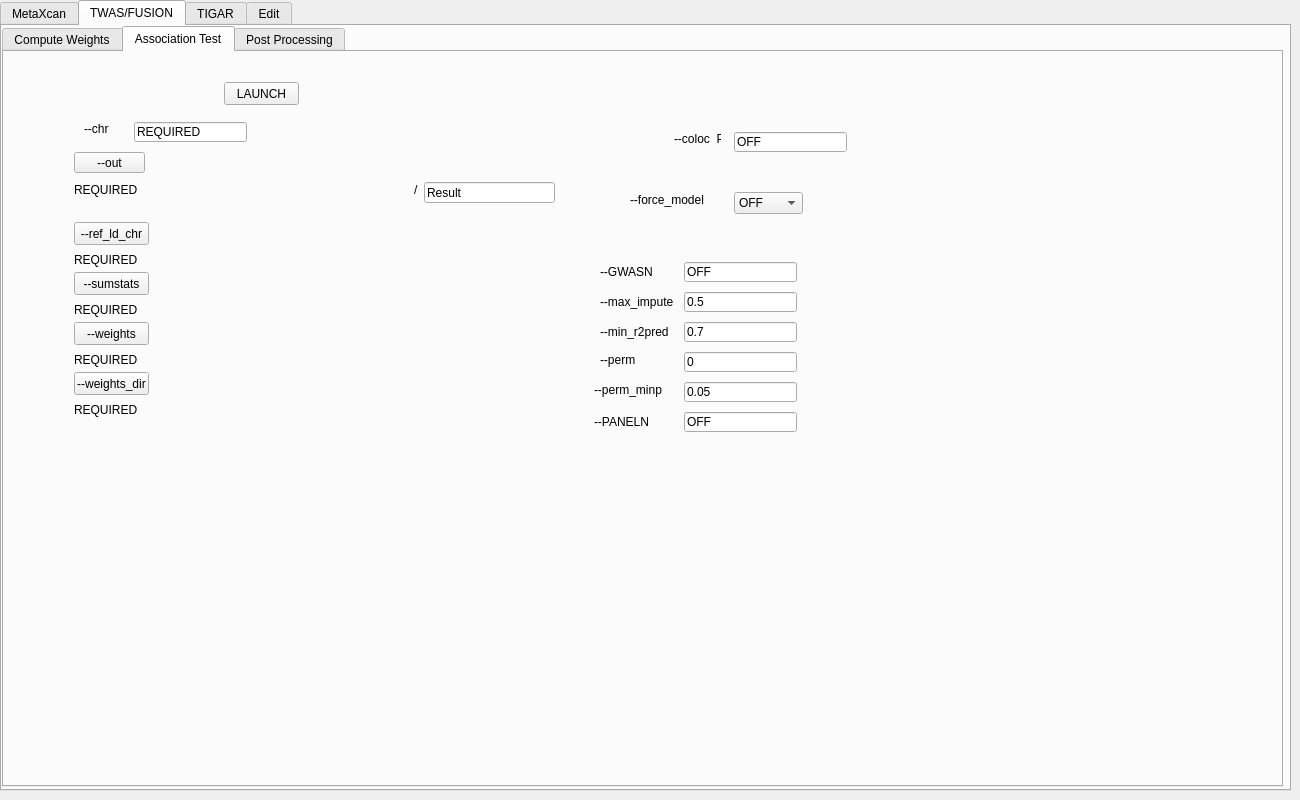
First picture: the form in view/App_View.ui, repository sgrzegorz/imputation_methods_comparison, before the edit.
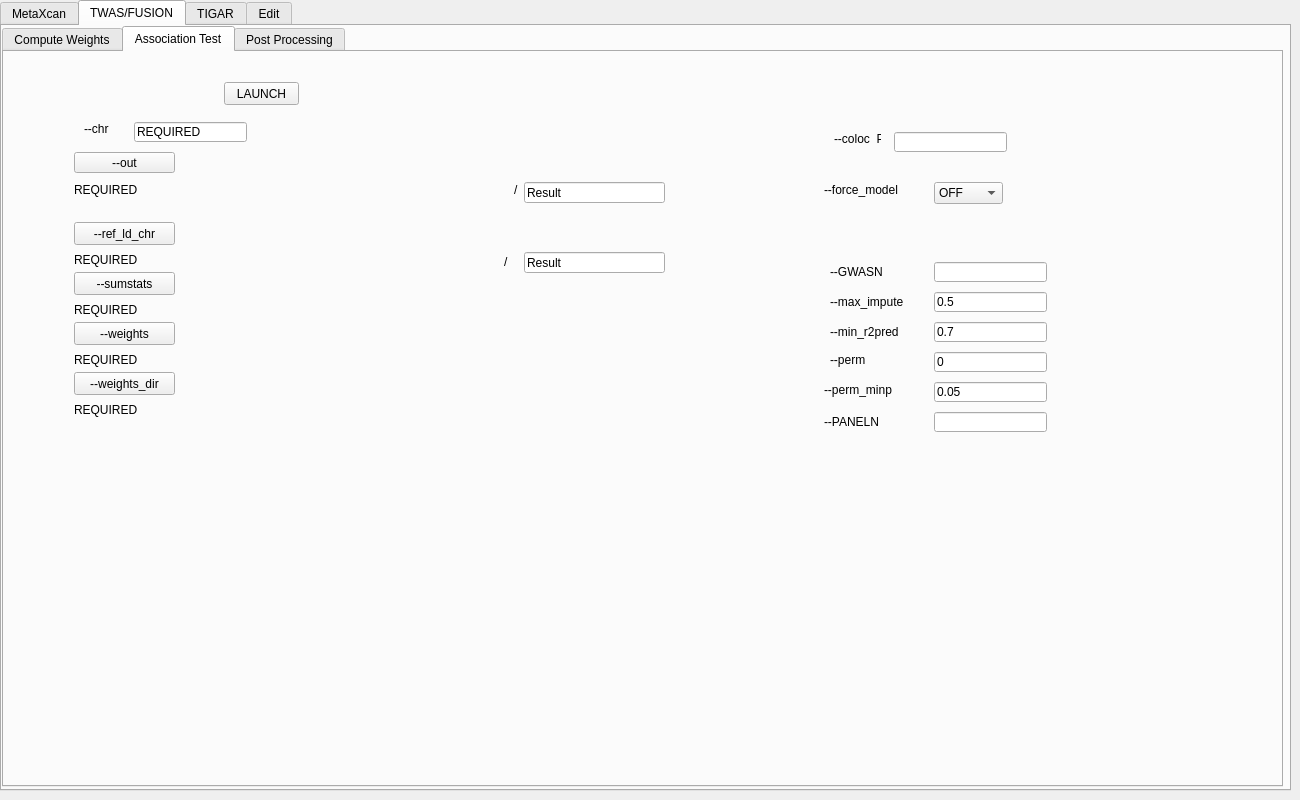
Second picture: the form after the edit. The open tabs and pages were chosen to show the change.

Commit message: repaired Fusion/Association Test

What changed in the file:
```diff
--- a/view/App_View.ui
+++ b/view/App_View.ui
@@ -3383,7 +3383,7 @@
          <rect>
           <x>70</x>
           <y>170</y>
-          <width>75</width>
+          <width>101</width>
           <height>23</height>
          </rect>
         </property>
@@ -3396,7 +3396,7 @@
          <rect>
           <x>70</x>
           <y>220</y>
-          <width>75</width>
+          <width>101</width>
           <height>23</height>
          </rect>
         </property>
@@ -3409,7 +3409,7 @@
          <rect>
           <x>70</x>
           <y>270</y>
-          <width>75</width>
+          <width>101</width>
           <height>23</height>
          </rect>
         </property>
@@ -3435,7 +3435,7 @@
          <rect>
           <x>70</x>
           <y>320</y>
-          <width>75</width>
+          <width>101</width>
           <height>23</height>
          </rect>
         </property>
@@ -3459,7 +3459,7 @@
        <widget class="QLabel" name="label_15">
         <property name="geometry">
          <rect>
-          <x>670</x>
+          <x>830</x>
           <y>80</y>
           <width>47</width>
           <height>13</height>
@@ -3472,21 +3472,21 @@
        <widget class="QLineEdit" name="FATCOLOCP">
         <property name="geometry">
          <rect>
-          <x>730</x>
+          <x>890</x>
           <y>80</y>
           <width>113</width>
           <height>20</height>
          </rect>
         </property>
         <property name="text">
-         <string>OFF</string>
+         <string/>
         </property>
        </widget>
        <widget class="QLabel" name="label_16">
         <property name="geometry">
          <rect>
-          <x>626</x>
-          <y>140</y>
+          <x>820</x>
+          <y>130</y>
           <width>101</width>
           <height>16</height>
          </rect>
@@ -3498,8 +3498,8 @@
        <widget class="QComboBox" name="FATFORCEMODEL">
         <property name="geometry">
          <rect>
-          <x>730</x>
-          <y>140</y>
+          <x>930</x>
+          <y>130</y>
           <width>69</width>
           <height>22</height>
          </rect>
@@ -3538,22 +3538,22 @@
        <widget class="QLineEdit" name="FATGWASN">
         <property name="geometry">
          <rect>
-          <x>680</x>
+          <x>930</x>
           <y>210</y>
           <width>113</width>
           <height>20</height>
          </rect>
         </property>
         <property name="text">
-         <string>OFF</string>
+         <string/>
         </property>
        </widget>
        <widget class="QLabel" name="label_17">
         <property name="geometry">
          <rect>
-          <x>596</x>
+          <x>826</x>
           <y>210</y>
-          <width>81</width>
+          <width>91</width>
           <height>20</height>
          </rect>
         </property>
@@ -3564,7 +3564,7 @@
        <widget class="QLineEdit" name="FATMAXIMPUTE">
         <property name="geometry">
          <rect>
-          <x>680</x>
+          <x>930</x>
           <y>240</y>
           <width>113</width>
           <height>20</height>
@@ -3577,9 +3577,9 @@
        <widget class="QLabel" name="label_18">
         <property name="geometry">
          <rect>
-          <x>596</x>
+          <x>826</x>
           <y>240</y>
-          <width>81</width>
+          <width>111</width>
           <height>20</height>
          </rect>
         </property>
@@ -3590,7 +3590,7 @@
        <widget class="QLineEdit" name="FATMINR2PRED">
         <property name="geometry">
          <rect>
-          <x>680</x>
+          <x>930</x>
           <y>270</y>
           <width>113</width>
           <height>20</height>
@@ -3603,9 +3603,9 @@
        <widget class="QLabel" name="label_19">
         <property name="geometry">
          <rect>
-          <x>596</x>
+          <x>826</x>
           <y>270</y>
-          <width>81</width>
+          <width>91</width>
           <height>20</height>
          </rect>
         </property>
@@ -3616,7 +3616,7 @@
        <widget class="QLineEdit" name="FATPERM">
         <property name="geometry">
          <rect>
-          <x>680</x>
+          <x>930</x>
           <y>300</y>
           <width>113</width>
           <height>20</height>
@@ -3629,7 +3629,7 @@
        <widget class="QLabel" name="label_20">
         <property name="geometry">
          <rect>
-          <x>596</x>
+          <x>826</x>
           <y>300</y>
           <width>81</width>
           <height>16</height>
@@ -3642,7 +3642,7 @@
        <widget class="QLineEdit" name="FATPERMMINP">
         <property name="geometry">
          <rect>
-          <x>680</x>
+          <x>930</x>
           <y>330</y>
           <width>113</width>
           <height>20</height>
@@ -3655,9 +3655,9 @@
        <widget class="QLabel" name="label_21">
         <property name="geometry">
          <rect>
-          <x>590</x>
+          <x>820</x>
           <y>330</y>
-          <width>81</width>
+          <width>101</width>
           <height>16</height>
          </rect>
         </property>
@@ -3668,9 +3668,9 @@
        <widget class="QLabel" name="label_22">
         <property name="geometry">
          <rect>
-          <x>590</x>
+          <x>820</x>
           <y>360</y>
-          <width>81</width>
+          <width>91</width>
           <height>20</height>
          </rect>
         </property>
@@ -3681,14 +3681,14 @@
        <widget class="QLineEdit" name="FATPANELN">
         <property name="geometry">
          <rect>
-          <x>680</x>
+          <x>930</x>
           <y>360</y>
           <width>113</width>
           <height>20</height>
          </rect>
         </property>
         <property name="text">
-         <string>OFF</string>
+         <string/>
         </property>
        </widget>
        <widget class="QLabel" name="FATOUTLABEL">
@@ -3774,7 +3774,7 @@
          <rect>
           <x>70</x>
           <y>100</y>
-          <width>71</width>
+          <width>101</width>
           <height>21</height>
          </rect>
         </property>
@@ -3788,9 +3788,9 @@
        <widget class="QLineEdit" name="FATOUTFILE">
         <property name="geometry">
          <rect>
-          <x>420</x>
+          <x>520</x>
           <y>130</y>
-          <width>131</width>
+          <width>141</width>
           <height>21</height>
          </rect>
         </property>
@@ -3801,7 +3801,7 @@
        <widget class="QLabel" name="MPXPHENLABEL_26">
         <property name="geometry">
          <rect>
-          <x>410</x>
+          <x>510</x>
           <y>130</y>
           <width>16</width>
           <height>16</height>
@@ -3811,6 +3811,32 @@
          <string>/</string>
         </property>
        </widget>
+       <widget class="QLineEdit" name="FATREFLDCHRFILE">
+        <property name="geometry">
+         <rect>
+          <x>520</x>
+          <y>200</y>
+          <width>141</width>
+          <height>21</height>
+         </rect>
+        </property>
+        <property name="text">
+         <string>Result</string>
+        </property>
+       </widget>
+       <widget class="QLabel" name="MPXPHENLABEL_30">
+        <property name="geometry">
+         <rect>
+          <x>500</x>
+          <y>200</y>
+          <width>20</width>
+          <height>20</height>
+         </rect>
+        </property>
+        <property name="text">
+         <string>/</string>
+        </property>
+       </widget>
       </widget>
       <widget class="QWidget" name="tab_13">
        <attribute name="title">
```
Left out of the diff: 6 changed lines with no effect on the pictures. The commit also changes 1 other file.
